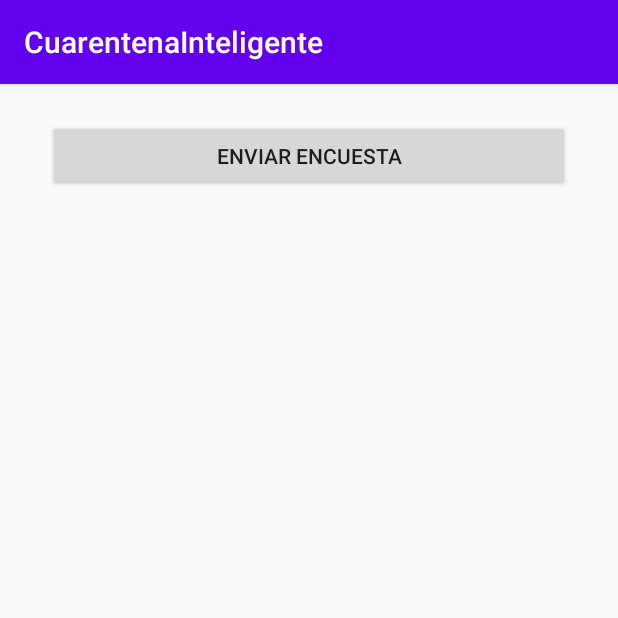
After one commit to lsia/COVID-19, an Android app: the SurveyActivity screen opened directly, with no data from a screen before it, on a phone screen of 412 x 824 dp, the top half of it. The commit adds this screen. Run offline under Robolectric (Android 15) with nearby library versions, the phone set to English and light mode, and no system bars; our stand-ins replace Firebase (no records; nobody signed in at launch, a user with empty details on screens opened directly).

Commit message:
add survey

```diff
--- a/android/app/build.gradle
+++ b/android/app/build.gradle
@@ -54,7 +54,6 @@ dependencies {
     implementation 'com.google.android.gms:play-services-location:17.0.0'
     implementation 'androidx.lifecycle:lifecycle-extensions:2.2.0'
 
-
     //Firebase
     implementation 'com.google.firebase:firebase-analytics:17.3.0'
     implementation 'com.google.firebase:firebase-database:19.2.1'
--- a/android/app/src/main/AndroidManifest.xml
+++ b/android/app/src/main/AndroidManifest.xml
@@ -9,6 +9,7 @@
     <uses-permission android:name="android.permission.ACCESS_COARSE_LOCATION" />
 
     <application
+        android:name=".MyApplication"
         android:allowBackup="true"
         android:hardwareAccelerated="true"
         android:icon="@mipmap/ic_launcher"
@@ -31,6 +32,8 @@
             android:windowSoftInputMode="adjustResize" />
 
         <activity android:name=".view.activities.qrgenerator.QrGeneratorActivity" />
+
+        <activity android:name=".view.activities.survey.SurveyActivity" />
 
         <activity
             android:name="com.journeyapps.barcodescanner.CaptureActivity"
--- /dev/null
+++ b/android/app/src/main/java/com/fiuba/cuarentenainteligente/repositories/survey/FirebaseRepository.kt
@@ -0,0 +1,13 @@
+package com.fiuba.cuarentenainteligente.repositories.survey
+
+import com.google.firebase.database.DatabaseReference
+import com.google.firebase.database.ktx.database
+import com.google.firebase.ktx.Firebase
+
+class FirebaseRepository {
+    private val database = Firebase.database
+
+    fun getSurvey(): DatabaseReference {
+        return database.getReference("survey")
+    }
+}
--- /dev/null
+++ b/android/app/src/main/java/com/fiuba/cuarentenainteligente/view/activities/survey/ISurveyComponent.kt
@@ -0,0 +1,5 @@
+package com.fiuba.cuarentenainteligente.view.activities.survey
+
+interface ISurveyComponent {
+    fun getResult(): Pair<String, String>
+}
--- /dev/null
+++ b/android/app/src/main/java/com/fiuba/cuarentenainteligente/view/activities/survey/SurveyActivity.kt
@@ -0,0 +1,62 @@
+package com.fiuba.cuarentenainteligente.view.activities.survey
+
+import android.os.Bundle
+import android.view.View
+import android.widget.Button
+import android.widget.LinearLayout
+import android.widget.Toast
+import androidx.appcompat.app.AppCompatActivity
+import androidx.lifecycle.Observer
+import androidx.lifecycle.ViewModelProvider
+import com.fiuba.cuarentenainteligente.R
+import com.fiuba.cuarentenainteligente.model.survey.SurveyResponse
+import com.fiuba.cuarentenainteligente.viewmodel.location.LocationViewModel
+import com.fiuba.cuarentenainteligente.viewmodel.survey.SurveyViewModel
+import kotlinx.android.synthetic.main.activity_survey.*
+
+class SurveyActivity : AppCompatActivity() {
+
+    private val components = mutableListOf<ISurveyComponent>()
+    private lateinit var surveyViewModel: SurveyViewModel
+    override fun onCreate(savedInstanceState: Bundle?) {
+        super.onCreate(savedInstanceState)
+        setContentView(R.layout.activity_survey)
+        ViewModelProvider(this).get(LocationViewModel::class.java)
+        surveyViewModel = ViewModelProvider(this).get(SurveyViewModel::class.java)
+        surveyViewModel.getSurvey().observe(this, Observer {
+            drawSurvey(it)
+        })
+    }
+
+    private fun drawSurvey(surveyResponse: SurveyResponse?) {
+        val surveyComponentFactory = SurveyComponentFactory()
+        surveyResponse?.survey?.forEach {
+            val component = surveyComponentFactory.getView(
+                it,
+                this@SurveyActivity
+            )
+            survey_container.addView(component as View)
+            components.add(component)
+        }
+        val confirmButton = Button(this)
+        confirmButton.layoutParams = LinearLayout.LayoutParams(
+            LinearLayout.LayoutParams.MATCH_PARENT,
+            LinearLayout.LayoutParams.WRAP_CONTENT
+        ).apply {
+            topMargin = resources.getDimensionPixelSize(R.dimen.reduced_margin)
+            bottomMargin = resources.getDimensionPixelSize(R.dimen.reduced_margin)
+            leftMargin = resources.getDimensionPixelSize(R.dimen.default_margin)
+            rightMargin = resources.getDimensionPixelSize(R.dimen.default_margin)
+        }
+        confirmButton.setText(R.string.survey_confirm)
+        survey_container.addView(confirmButton)
+        confirmButton.setOnClickListener {
+            val results = mutableListOf<Pair<String, String>>()
+            components.forEach {
+                results.add(it.getResult())
+            }
+            Toast.makeText(this@SurveyActivity, results.toString(), Toast.LENGTH_LONG).show()
+            surveyViewModel.saveSurvey(results)
+        }
+    }
+}
--- /dev/null
+++ b/android/app/src/main/java/com/fiuba/cuarentenainteligente/view/activities/survey/SurveyComponentFactory.kt
@@ -0,0 +1,15 @@
+package com.fiuba.cuarentenainteligente.view.activities.survey
+
+import android.content.Context
+import com.fiuba.cuarentenainteligente.model.survey.SurveyItem
+
+class SurveyComponentFactory {
+    fun getView(surveyItem: SurveyItem, context: Context): ISurveyComponent? {
+        when (surveyItem.type) {
+            "boolean" -> {
+                return SurveyBooleanComponent(surveyItem, context)
+            }
+        }
+        return null
+    }
+}
--- /dev/null
+++ b/android/app/src/main/java/com/fiuba/cuarentenainteligente/viewmodel/survey/SurveyViewModel.kt
@@ -0,0 +1,38 @@
+package com.fiuba.cuarentenainteligente.viewmodel.survey
+
+import androidx.lifecycle.MutableLiveData
+import androidx.lifecycle.ViewModel
+import com.fiuba.cuarentenainteligente.model.survey.SurveyResponse
+import com.fiuba.cuarentenainteligente.repositories.survey.FirebaseRepository
+import com.google.firebase.database.DataSnapshot
+import com.google.firebase.database.DatabaseError
+import com.google.firebase.database.ValueEventListener
+
+class SurveyViewModel : ViewModel() {
+    private val firebaseRepository = FirebaseRepository()
+    private val savedSurvey: MutableLiveData<SurveyResponse> = MutableLiveData()
+
+    private val surveyEventListener = object : ValueEventListener {
+        override fun onDataChange(dataSnapshot: DataSnapshot) {
+            savedSurvey.value = dataSnapshot.getValue(SurveyResponse::class.java)
+        }
+
+        override fun onCancelled(p0: DatabaseError) {
+        }
+
+    }
+
+    fun getSurvey(): MutableLiveData<SurveyResponse> {
+        firebaseRepository.getSurvey().addValueEventListener(surveyEventListener)
+        return savedSurvey
+    }
+
+    fun saveSurvey(results: List<Pair<String, String>>) {
+        //TODO guardar cuando definamos la BD
+    }
+
+    override fun onCleared() {
+        super.onCleared()
+        firebaseRepository.getSurvey().removeEventListener(surveyEventListener)
+    }
+}
--- /dev/null
+++ b/android/app/src/main/res/layout/activity_survey.xml
@@ -0,0 +1,12 @@
+<?xml version="1.0" encoding="utf-8"?>
+<ScrollView xmlns:android="http://schemas.android.com/apk/res/android"
+    android:layout_width="match_parent"
+    android:layout_height="match_parent"
+    android:layout_margin="@dimen/default_margin">
+
+    <LinearLayout
+        android:id="@+id/survey_container"
+        android:layout_width="match_parent"
+        android:layout_height="wrap_content"
+        android:orientation="vertical" />
+</ScrollView>
--- a/android/app/src/main/res/values/dimens.xml
+++ b/android/app/src/main/res/values/dimens.xml
@@ -1,4 +1,5 @@
 <?xml version="1.0" encoding="utf-8"?>
 <resources>
     <dimen name="default_margin">16dp</dimen>
+    <dimen name="reduced_margin">8dp</dimen>
 </resources>
--- a/android/app/src/main/res/values/strings.xml
+++ b/android/app/src/main/res/values/strings.xml
@@ -16,4 +16,6 @@
     <string name="qr_generator_room">Ingrese nombre de la habitación</string>
     <string name="qr_generator_generate">Generar código QR</string>
     <string name="qr_generator_invalid">Por favor ingrese lugar y habitación.</string>
+    <string name="survey">Encuesta</string>
+    <string name="survey_confirm">Enviar encuesta</string>
 </resources>
```
Also changed, not shown: android/app/src/main/java/com/fiuba/cuarentenainteligente/MyApplication.kt (added, +13 -0 lines), android/app/src/main/java/com/fiuba/cuarentenainteligente/model/survey/SurveyItem.kt (added, +7 -0 lines), android/app/src/main/java/com/fiuba/cuarentenainteligente/model/survey/SurveyResponse.kt (added, +7 -0 lines), android/app/src/main/java/com/fiuba/cuarentenainteligente/view/activities/SelectorActivity.kt (+6 -1 lines), android/app/src/main/java/com/fiuba/cuarentenainteligente/view/activities/survey/SurveyBooleanComponent.kt (added, +34 -0 lines), android/app/src/main/res/layout/activity_main.xml (+10 -0 lines), android/app/src/main/res/layout/survey_boolean_component.xml (added, +19 -0 lines), 3 other files.
